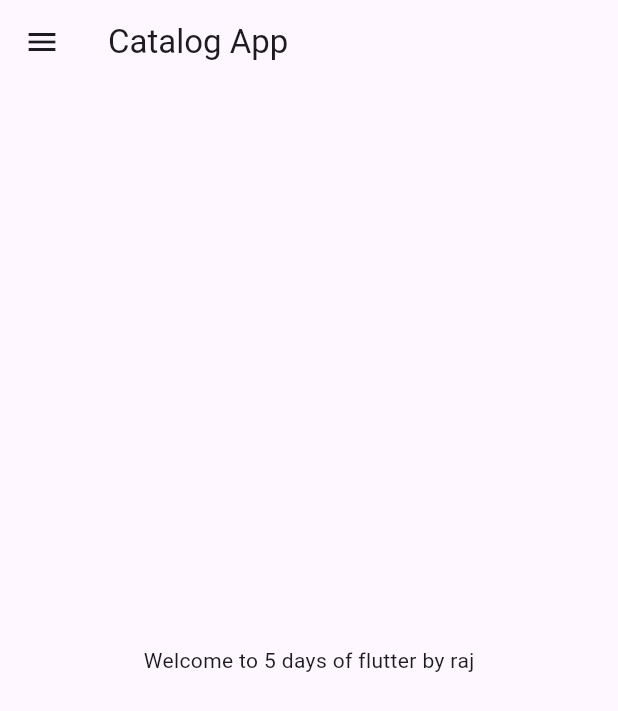
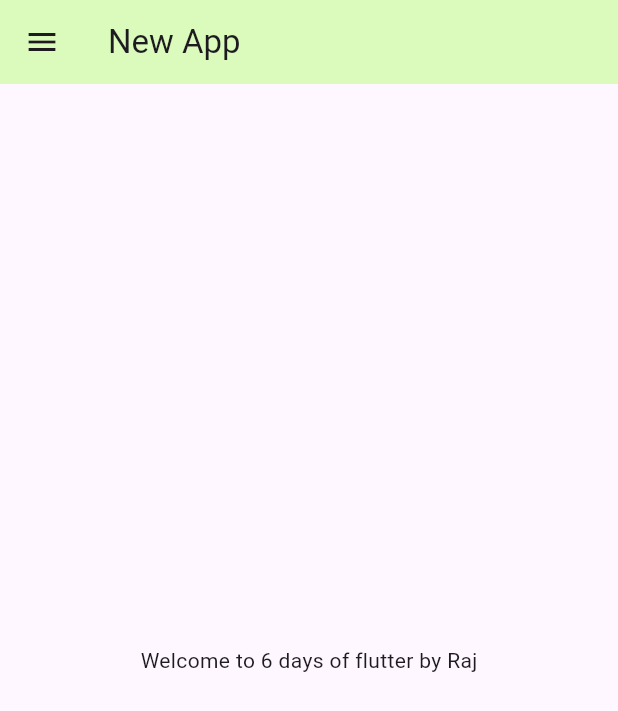
Before and after one commit to rajvardhant/flutter, a Flutter app: the screen it shows after launch, on a phone screen of 412 x 824 dp. Shown: the top 711 px of the screen. Run offline on Flutter 3.47's test engine with Material 3 defaults, Android fonts, the phone set to English and light mode, and no system bars.

Commit message:
day 3 completed

```diff
--- a/lib/main.dart
+++ b/lib/main.dart
@@ -1,5 +1,6 @@
 import 'package:flutter/material.dart';
-import 'package:startgit/home_page.dart';
+import 'package:startgit/pages/home_page.dart';
+import 'package:startgit/pages/login_page.dart';
 
 void main() {
   runApp(const MyApp());
@@ -13,8 +14,21 @@
   Widget build(BuildContext context) {
 
 
-    return const MaterialApp(
-      home:HomePage(),
+    return MaterialApp(
+      // home: HomePage(),
+      themeMode: ThemeMode.light,
+      theme: ThemeData(
+        primarySwatch: Colors.deepPurple
+      ),
+      darkTheme: ThemeData(
+        brightness: Brightness.dark,
+      ),
+      initialRoute: "/home",
+      routes: {
+        "/":(context) => LoginPage(),
+        "/home":(context) => HomePage(),
+        "/login": (context) => LoginPage()
+      },
     );
   }
 }
--- a/lib/home_page.dart
+++ b/lib/pages/home_page.dart
@@ -1,15 +1,17 @@
 import 'package:flutter/material.dart';
 
 class HomePage extends StatelessWidget {
-const HomePage({super.key});
-    final days = 5;
-    final name = "raj";
+final int days;
+  final String name;
+
+  const HomePage({super.key, this.days = 6, this.name = "Raj"});
 
 @override
 Widget build(BuildContext context) {
     return Scaffold(
         appBar: AppBar(
-            title: const Text("Catalog App"),
+            title:Text("New App"),
+            backgroundColor: const Color.fromARGB(255, 218, 251, 187),
         ),
         body: Center(
             child: Container(
```
Also changed, not shown: lib/pages/login_page.dart (added, +21 -0 lines).
